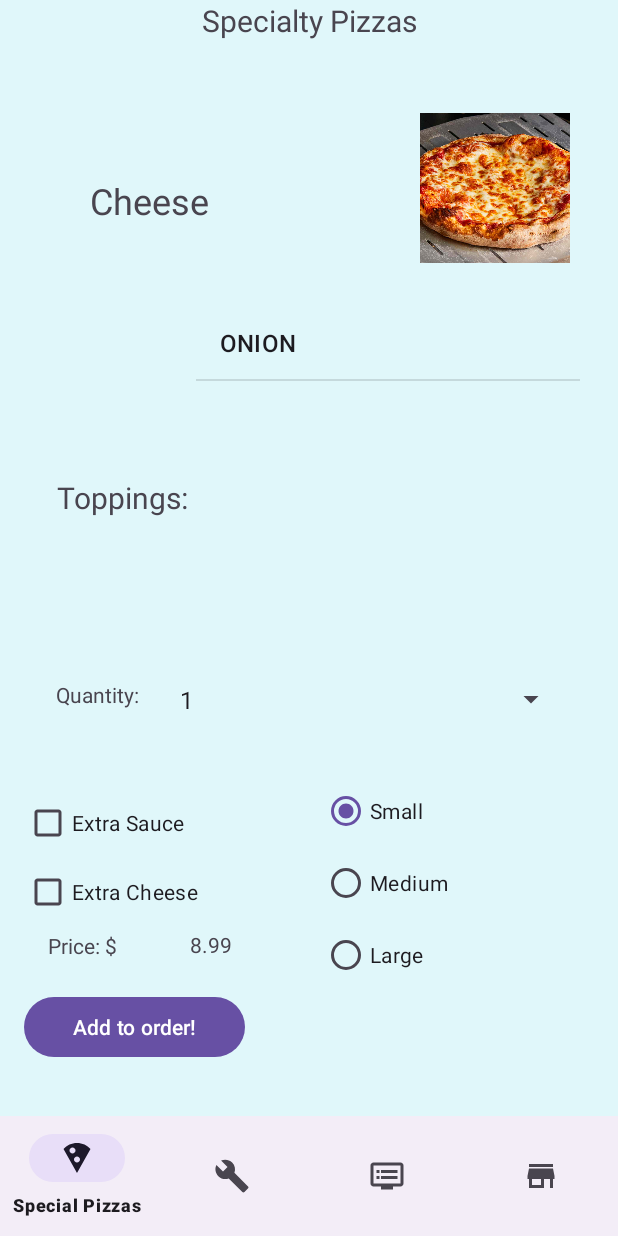
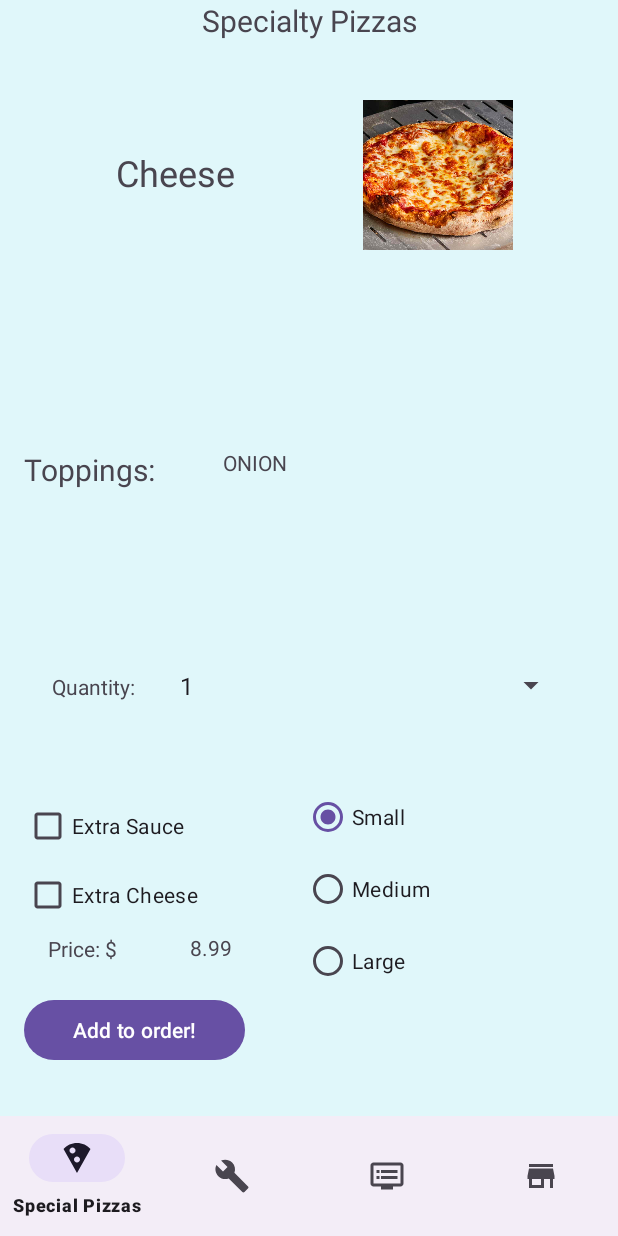
Before and after one commit to Jerlin2437/Ru-Pizzas, an Android app: the screen it shows after launch (MainActivity2), after a tap on "Lets Make Some Pizzas", on a phone screen of 412 x 824 dp. Run offline under Robolectric (Android 15) with nearby library versions, the phone set to English and light mode, and no system bars.

Commit message:
textview listview substitution

```diff
--- a/app/src/main/java/com/example/softmeth4/SpecialPizzaAdapter.java
+++ b/app/src/main/java/com/example/softmeth4/SpecialPizzaAdapter.java
@@ -103,8 +103,7 @@ public class SpecialPizzaAdapter extends RecyclerView.Adapter<SpecialPizzaAdapte
         holder.bind(imageName);
         pizza = pizzaParse(holder);
 
-        ArrayAdapter<Topping> listViewAdapter = new ArrayAdapter<>(holder.itemView.getContext(), android.R.layout.simple_list_item_1, pizza.getToppings());
-        holder.toppings.setAdapter(listViewAdapter);
+        holder.toppings.setText(pizza.toppingsToString());
         updatePrice(holder);
     }
 
@@ -177,7 +176,7 @@ public class SpecialPizzaAdapter extends RecyclerView.Adapter<SpecialPizzaAdapte
         ImageView pizzaImageView;
         Spinner quantitySpinner;
         TextView pizzaName;
-        ListView toppings;
+        TextView toppings;
         RadioGroup sizeGroup;
         // Add other views as needed
 
--- a/app/src/main/java/com/example/softmeth4/pizzas/Pizza.java
+++ b/app/src/main/java/com/example/softmeth4/pizzas/Pizza.java
@@ -114,7 +114,7 @@ public abstract class Pizza {
      *
      * @return string representation, "None" if no toppings in the array
      */
-    private String toppingsToString() {
+    public String toppingsToString() {
         if (toppings.isEmpty()) {
             return "None";
         } else {
--- a/app/src/main/res/layout/recycler_view_item_special_pizza.xml
+++ b/app/src/main/res/layout/recycler_view_item_special_pizza.xml
@@ -12,7 +12,7 @@
         android:layout_width="wrap_content"
         android:layout_height="wrap_content"
         android:layout_alignParentTop="true"
-        android:layout_marginTop="465dp"
+        android:layout_marginTop="467dp"
         android:text="@string/specialty_pizza_extra_sauce" />
 
     <CheckBox
@@ -57,8 +57,8 @@
         android:layout_height="100dp"
         android:layout_alignParentTop="true"
         android:layout_alignParentEnd="true"
-        android:layout_marginTop="16dp"
-        android:layout_marginEnd="16dp"
+        android:layout_marginTop="7dp"
+        android:layout_marginEnd="54dp"
         android:scaleType="centerCrop"
         app:srcCompat="@drawable/pepperonipizza" />
 
@@ -68,7 +68,7 @@
         android:layout_height="50dp"
         android:layout_below="@+id/pizzaPicture"
         android:layout_alignParentEnd="true"
-        android:layout_marginTop="266dp"
+        android:layout_marginTop="265dp"
         android:layout_marginEnd="18dp" />
 
     <TextView
@@ -76,8 +76,8 @@
         android:layout_width="wrap_content"
         android:layout_height="41dp"
         android:layout_below="@+id/pizzaPicture"
-        android:layout_marginTop="278dp"
-        android:layout_marginEnd="19dp"
+        android:layout_marginTop="281dp"
+        android:layout_marginEnd="22dp"
         android:layout_toStartOf="@+id/quantitySpinner"
         android:text="@string/specialty_pizza_quantity" />
 
@@ -87,8 +87,8 @@
         android:layout_height="wrap_content"
         android:layout_alignParentStart="true"
         android:layout_alignParentTop="true"
-        android:layout_marginStart="44dp"
-        android:layout_marginTop="58dp"
+        android:layout_marginStart="61dp"
+        android:layout_marginTop="39dp"
         android:text="@string/specialty_pizza_pizza_name"
         android:textAllCaps="false"
         android:textSize="24sp" />
@@ -99,8 +99,8 @@
         android:layout_height="161dp"
         android:layout_alignParentTop="true"
         android:layout_alignParentEnd="true"
-        android:layout_marginTop="457dp"
-        android:layout_marginEnd="51dp"
+        android:layout_marginTop="461dp"
+        android:layout_marginEnd="63dp"
         app:layout_constraintStart_toStartOf="parent">
 
         <RadioButton
@@ -123,25 +123,24 @@
             android:text="@string/specialty_pizza_large" />
     </RadioGroup>
 
-    <ListView
-        android:id="@+id/toppings"
-        android:layout_width="256dp"
-        android:layout_height="218dp"
-        android:layout_alignParentTop="true"
-        android:layout_alignParentEnd="true"
-        android:layout_marginTop="145dp"
-        android:layout_marginEnd="9dp" />
-
     <TextView
         android:id="@+id/textView17"
-        android:layout_width="wrap_content"
-        android:layout_height="49dp"
+        android:layout_width="109dp"
+        android:layout_height="48dp"
         android:layout_below="@+id/pizzaName"
         android:layout_marginTop="168dp"
         android:layout_marginEnd="5dp"
-        android:layout_toStartOf="@+id/toppings"
         android:text="@string/specialty_pizza_toppings"
         android:textSize="20sp" />
+
+    <TextView
+        android:id="@+id/toppings"
+        android:layout_width="238dp"
+        android:layout_height="112dp"
+        android:layout_alignParentTop="true"
+        android:layout_marginStart="18dp"
+        android:layout_marginTop="239dp"
+        android:layout_toEndOf="@+id/textView17" />
     <!-- Add other views as needed -->
 
 </RelativeLayout>
```
